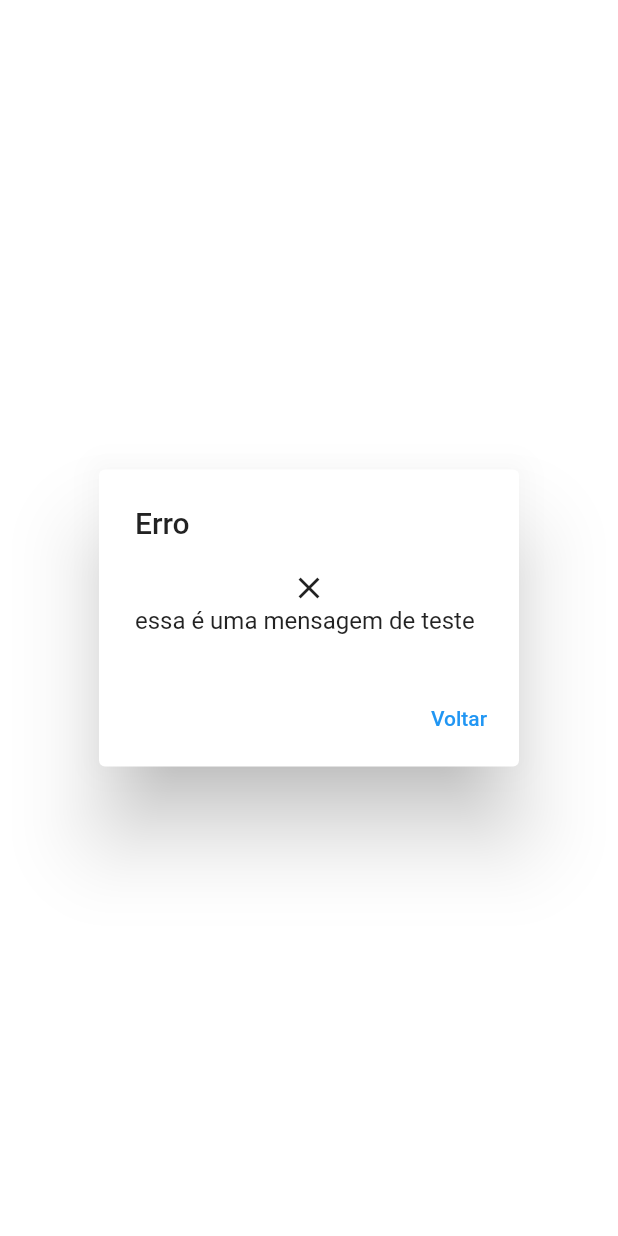
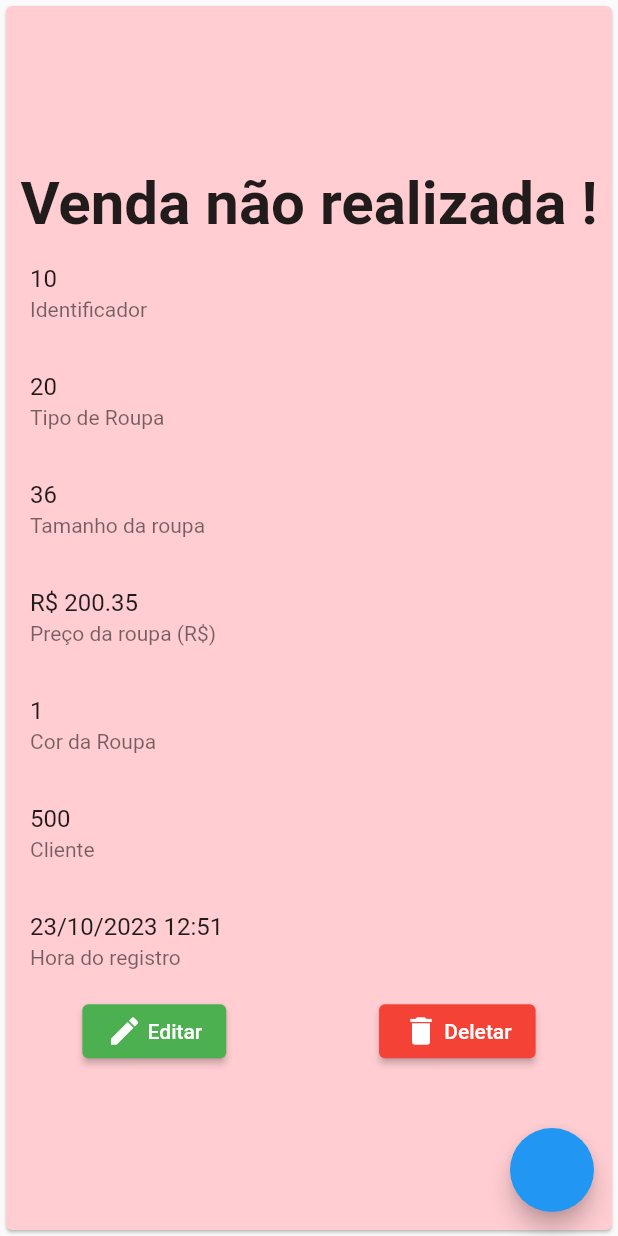
Before and after one commit to filipe1992/AppRegistroVenda, a Flutter app: the screen it shows after launch, on a phone screen of 412 x 824 dp. Run offline on Flutter 3.47's test engine with Material 2 defaults, Android fonts, the light colour scheme and no system bars; our stand-ins replace flutter_bloc, sqflite; accounts and stored records are empty.

Commit message:
andando com a parte de vendas (vai conter a venda e a não venda)

```diff
--- a/registro_venda/lib/main.dart
+++ b/registro_venda/lib/main.dart
@@ -1,7 +1,11 @@
 import 'package:flutter/material.dart';
+import 'package:flutter_bloc/flutter_bloc.dart';
 import 'package:registro_venda/src/global/components/card_confirmation.dart';
 import 'package:registro_venda/src/global/components/card_error.dart';
 import 'package:registro_venda/src/global/components/card_loading.dart';
+import 'package:registro_venda/src/modules/venda/cubit/venda_cubit.dart';
+import 'package:registro_venda/src/modules/venda/repository/venda_repository.dart';
+import 'package:registro_venda/src/modules/venda/venda_page.dart';
 
 void main() {
   runApp(const MyApp());
@@ -28,103 +32,10 @@ class MyApp extends StatelessWidget {
         // is not restarted.
         primarySwatch: Colors.blue,
       ),
-      home: const MyHomePage(title: 'Flutter Demo Home Page'),
+      home: BlocProvider<VendaCubit>(
+            create: (context) => VendaCubit(VendaRepository()),
+                child: const VendaPage(),
+      )
     );
   }
 }
-
-class MyHomePage extends StatefulWidget {
-  const MyHomePage({super.key, required this.title});
-
-  // This widget is the home page of your application. It is stateful, meaning
-  // that it has a State object (defined below) that contains fields that affect
-  // how it looks.
-
-  // This class is the configuration for the state. It holds the values (in this
-  // case the title) provided by the parent (in this case the App widget) and
-  // used by the build method of the State. Fields in a Widget subclass are
-  // always marked "final".
-
-  final String title;
-
-  @override
-  State<MyHomePage> createState() => _MyHomePageState();
-}
-
-class _MyHomePageState extends State<MyHomePage> {
-  int _counter = 0;
-
-  void _incrementCounter() {
-    setState(() {
-      // This call to setState tells the Flutter framework that something has
-      // changed in this State, which causes it to rerun the build method below
-      // so that the display can reflect the updated values. If we changed
-      // _counter without calling setState(), then the build method would not be
-      // called again, and so nothing would appear to happen.
-      _counter++;
-      card = false;
-    });
-  }
-
-  bool card = false;
-
-  @override
-  Widget build(BuildContext context) {
-    // This method is rerun every time setState is called, for instance as done
-    // by the _incrementCounter method above.
-    //
-    // The Flutter framework has been optimized to make rerunning build methods
-    // fast, so that you can just rebuild anything that needs updating rather
-    // than having to individually change instances of widgets.
-    return card
-        ? Scaffold(
-            appBar: AppBar(
-              // Here we take the value from the MyHomePage object that was created by
-              // the App.build method, and use it to set our appbar title.
-              title: Text(widget.title),
-            ),
-            body: Center(
-              // Center is a layout widget. It takes a single child and positions it
-              // in the middle of the parent.
-              child: Column(
-                // Column is also a layout widget. It takes a list of children and
-                // arranges them vertically. By default, it sizes itself to fit its
-                // children horizontally, and tries to be as tall as its parent.
-                //
-                // Invoke "debug painting" (press "p" in the console, choose the
-                // "Toggle Debug Paint" action from the Flutter Inspector in Android
-                // Studio, or the "Toggle Debug Paint" command in Visual Studio Code)
-                // to see the wireframe for each widget.
-                //
-                // Column has various properties to control how it sizes itself and
-                // how it positions its children. Here we use mainAxisAlignment to
-                // center the children vertically; the main axis here is the vertical
-                // axis because Columns are vertical (the cross axis would be
-                // horizontal).
-                mainAxisAlignment: MainAxisAlignment.center,
-                children: <Widget>[
-                  //const CardError("essa é uma mensagem de teste"),
-                  //const CardLoanding("essa é uma mensagem de teste"),
-                  const Text(
-                    'You have pushed the button this many times:',
-                  ),
-                  Text(
-                    '$_counter',
-                    style: Theme.of(context).textTheme.headline4,
-                  ),
-                ],
-              ),
-            ),
-            floatingActionButton: FloatingActionButton(
-              onPressed: _incrementCounter,
-              tooltip: 'Increment',
-              child: const Icon(Icons.add),
-            ), // This trailing comma makes auto-formatting nicer for build methods.
-          )
-        : CardError("essa é uma mensagem de teste", () {
-            setState(() {
-              card = true;
-            });
-          });
-  }
-}
--- a/registro_venda/lib/src/modules/venda/components/widget_body_view.dart
+++ b/registro_venda/lib/src/modules/venda/components/widget_body_view.dart
@@ -0,0 +1,96 @@
+import 'package:flutter/material.dart';
+import 'package:flutter_bloc/flutter_bloc.dart';
+import 'package:registro_venda/src/modules/venda/cubit/venda_cubit.dart';
+
+import '../models/venda_model.dart';
+
+class VendaView extends StatelessWidget {
+  final VendaModel venda;
+
+  VendaView(this.venda, {Key? key}) : super(key: key);
+
+  @override
+  Widget build(BuildContext context) {
+    return Card(
+      color: venda.venda ? Colors.blue[100] : Colors.red[100],
+      child: BlocBuilder<VendaCubit, VendaState>(
+        builder: (context, state)
+    {
+      return Column(
+        crossAxisAlignment: CrossAxisAlignment.center,
+        mainAxisAlignment: MainAxisAlignment.center,
+        children: <Widget>[
+          Text(
+            "Venda ${venda.venda ? "" : "não realizada "}!",
+            style: const TextStyle(
+              fontSize: 40,
+              fontWeight: FontWeight.bold,
+            ),
+          ),
+          ListTile(
+            title: Text(venda.id.toString()),
+            subtitle: const Text('Identificador'),
+          ),
+          ListTile(
+            title: Text(venda.idTipo.toString()),
+            subtitle: const Text('Tipo de Roupa'),
+          ),
+          ListTile(
+            title: Text(venda.idTamanho.toString()),
+            subtitle: const Text('Tamanho da roupa'),
+          ),
+          ListTile(
+            title: Text('R\$ ${venda.preco.toString()}'),
+            subtitle: const Text('Preço da roupa (R\$)'),
+          ),
+          ListTile(
+            title: Text(venda.idCor.toString()),
+            subtitle: const Text('Cor da Roupa'),
+          ),
+          ListTile(
+            title: Text(venda.idCliente.toString()),
+            subtitle: const Text('Cliente'),
+          ),
+          ListTile(
+            title: Text(venda.dataHora.toString()),
+            subtitle: const Text('Hora do registro'),
+          ),
+          Row(
+            crossAxisAlignment: CrossAxisAlignment.center,
+            mainAxisAlignment: MainAxisAlignment.spaceAround,
+            children: [
+              ElevatedButton(onPressed: () {},
+                style: const ButtonStyle(
+                  backgroundColor: MaterialStatePropertyAll(Colors.green,),
+
+                ),
+                child: Row(
+                  children: const [
+                    Icon(Icons.edit),
+                    Text(" Editar"),
+                  ],
+                ),
+              ),
+              ElevatedButton(onPressed: () {
+                  context.read<VendaCubit>().emit(VendaUpdate(venda),);
+              },
+                style: const ButtonStyle(
+                  backgroundColor: MaterialStatePropertyAll(Colors.red,),
+
+                ),
+                child: Row(
+                  children: const [
+                    Icon(Icons.delete),
+                    Text(" Deletar"),
+                  ],
+                ),
+              ),
+            ],
+          )
+        ],
+      );
+    }
+    ),
+    );
+  }
+}
--- a/registro_venda/lib/src/modules/venda/cubit/venda_cubit.dart
+++ b/registro_venda/lib/src/modules/venda/cubit/venda_cubit.dart
@@ -1,4 +1,4 @@
-import 'package:bloc/bloc.dart';
+import 'package:flutter_bloc/flutter_bloc.dart';
 import 'package:meta/meta.dart';
 import 'package:registro_venda/src/modules/venda/models/venda_model.dart';
 import 'package:registro_venda/src/modules/venda/repository/venda_repository.dart';
--- a/registro_venda/lib/src/modules/venda/models/venda_model.dart
+++ b/registro_venda/lib/src/modules/venda/models/venda_model.dart
@@ -5,6 +5,7 @@ const String columnIdTamanho = 'idTamanho';
 const String columnPreco = 'preco';
 const String columnIdCor = 'idCor';
 const String columnIdCliente = 'idCliente';
+const String columnVenda = 'venda';
 const String columnDataHora = 'dataHora';
 
 class VendaModel {
@@ -14,10 +15,11 @@ class VendaModel {
   double preco;
   int idCor;
   int idCliente;
+  bool venda;
   String dataHora;
 
   VendaModel(this.id, this.idTipo, this.idTamanho, this.preco, this.idCor,
-      this.idCliente, this.dataHora);
+      this.idCliente, this.venda, this.dataHora);
 
   Map<String, dynamic> toMap() {
     var map = <String, dynamic>{
@@ -26,6 +28,7 @@ class VendaModel {
       columnPreco: preco,
       columnIdCor: idCor,
       columnIdCliente: idCliente,
+      columnVenda: venda,
       columnDataHora: dataHora
     };
     if (id != null) {
@@ -42,5 +45,6 @@ class VendaModel {
             map[columnPreco],
             map[columnIdCor],
             map[columnIdCliente],
+            map[columnVenda],
             map[columnDataHora]);
 }
--- a/registro_venda/lib/src/modules/venda/venda_page.dart
+++ b/registro_venda/lib/src/modules/venda/venda_page.dart
@@ -1,4 +1,8 @@
 import 'package:flutter/material.dart';
+
+import '../../global/components/card_error.dart';
+import 'components/widget_body_view.dart';
+import 'models/venda_model.dart';
 
 class VendaPage extends StatefulWidget {
   const VendaPage({Key? key}) : super(key: key);
@@ -11,9 +15,12 @@ class _VendaPageState extends State<VendaPage> {
   @override
   Widget build(BuildContext context) {
     return Scaffold(
-      appBar: AppBar(
-        title: const Text("texto da pagina")
-      )
+      body: VendaView(
+        VendaModel(10, 20, 36, 200.35, 1, 500, false, "23/10/2023 12:51"),
+      ),
+      floatingActionButton: FloatingActionButton(
+        onPressed: () {},
+      ),
     );
   }
 }
--- a/registro_venda/lib/src/teste.dart
+++ /dev/null
@@ -1,73 +0,0 @@
-import 'package:flutter/material.dart';
-
-void main() => runApp(MyApp());
-
-class MyApp extends StatelessWidget {
-  @override
-  Widget build(BuildContext context) {
-    return MaterialApp(
-      title: 'Flutter Demo',
-      home: MyHomePage(title: 'Flutter Demo Home Page'),
-    );
-  }
-}
-
-class MyHomePage extends StatefulWidget {
-  MyHomePage({Key? key, required this.title}) : super(key: key);
-
-  final String title;
-
-  @override
-  _MyHomePageState createState() => _MyHomePageState();
-}
-
-class _MyHomePageState extends State<MyHomePage> {
-  OverlayEntry? _overlayEntry;
-
-  @override
-  void initState() {
-    super.initState();
-    _overlayEntry = _createOverlayEntry();
-  }
-
-  OverlayEntry _createOverlayEntry() {
-    return OverlayEntry(
-      builder: (context) => Positioned(
-        top: 100,
-        left: 50,
-        child: Material(
-          color: Colors.transparent,
-          child: Container(
-            padding: EdgeInsets.all(10),
-            decoration: BoxDecoration(
-              color: Colors.white,
-              border: Border.all(color: Colors.blue),
-              borderRadius: BorderRadius.circular(10),
-            ),
-            child: Text('Hello from Overlay!'),
-          ),
-        ),
-      ),
-    );
-  }
-
-  void _showOverlay(BuildContext context) {
-    Overlay.of(context)?.insert(_overlayEntry!);
-    Future.delayed(Duration(seconds: 2), () => _overlayEntry?.remove());
-  }
-
-  @override
-  Widget build(BuildContext context) {
-    return Scaffold(
-      appBar: AppBar(
-        title: Text(widget.title),
-      ),
-      body: Center(
-        child: ElevatedButton(
-          onPressed: () => _showOverlay(context),
-          child: Text('Show Overlay'),
-        ),
-      ),
-    );
-  }
-}
--- a/registro_venda/pubspec.yaml
+++ b/registro_venda/pubspec.yaml
@@ -32,6 +32,8 @@ dependencies:
   flutter:
     sdk: flutter
   bloc:
+  flutter_bloc:
+  flutter_cubit:
   sqflite:
 
 
```
Also changed, not shown: registro_venda/lib/src/global/components/card_confirmation.dart (+3 -4 lines).
